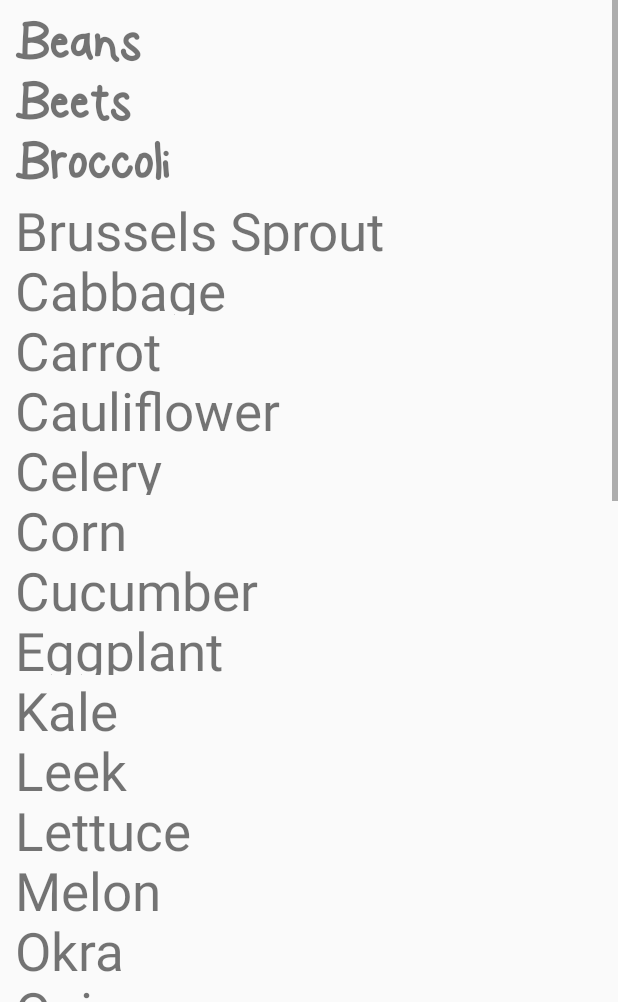
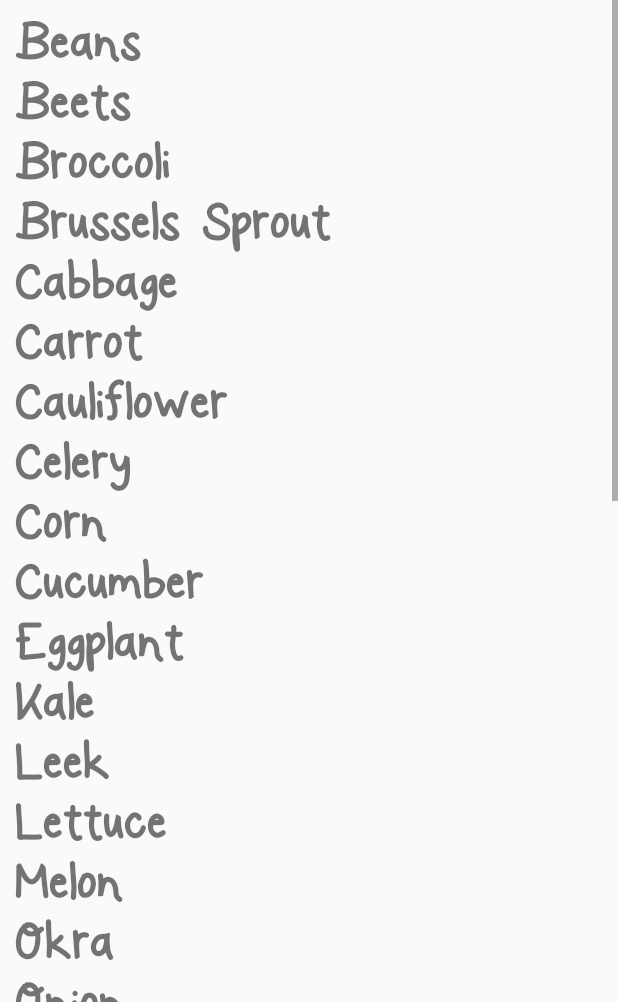
Before and after one commit to haihoang20/GreenThumb, an Android app: the AllPlants screen opened directly, with no data from a screen before it, on a phone screen of 412 x 824 dp, the part 234-1236 px from its top. Run offline under Robolectric (Android 15) with nearby library versions, the phone set to English and light mode, and no system bars.

Commit message:
Changed all the fonts for all_plants and made UI for my_garden

```diff
--- a/app/src/main/java/beangames/greenthumb/AllPlants.java
+++ b/app/src/main/java/beangames/greenthumb/AllPlants.java
@@ -18,6 +18,33 @@ public class AllPlants extends ActionBarActivity {
     private TextView beans;
     private TextView beets;
     private TextView broccoli;
+    private TextView brusselSprouts;
+    private TextView cabbage;
+    private TextView carrot;
+    private TextView cauliflower;
+    private TextView celery;
+    private TextView corn;
+    private TextView cucumber;
+    private TextView eggplant;
+    private TextView kale;
+    private TextView leek;
+    private TextView lettuce;
+    private TextView melon;
+    private TextView okra;
+    private TextView onion;
+    private TextView parsnip;
+    private TextView peas;
+    private TextView pepper;
+    private TextView potato;
+    private TextView pumpkin;
+    private TextView radish;
+    private TextView spinach;
+    private TextView squash;
+    private TextView sweetPotato;
+    private TextView swissChard;
+    private TextView tomato;
+    private TextView turnip;
+    private TextView watermelon;
 
     @Override
     protected void onCreate(Bundle savedInstanceState) {
@@ -29,6 +56,33 @@ public class AllPlants extends ActionBarActivity {
         beans = (TextView)findViewById(R.id.beans);
         beets = (TextView)findViewById(R.id.beets);
         broccoli = (TextView)findViewById(R.id.broccoli);
+        brusselSprouts = (TextView)findViewById(R.id.brussels_sprout);
+        cabbage = (TextView)findViewById(R.id.cabbage);
+        carrot = (TextView)findViewById(R.id.carrot);
+        cauliflower = (TextView)findViewById(R.id.cauliflower);
+        celery = (TextView)findViewById(R.id.celery);
+        corn = (TextView)findViewById(R.id.corn);
+        cucumber = (TextView)findViewById(R.id.cucumber);
+        eggplant = (TextView)findViewById(R.id.eggplant);
+        kale = (TextView)findViewById(R.id.kale);
+        leek = (TextView)findViewById(R.id.leek);
+        lettuce = (TextView)findViewById(R.id.lettuce);
+        melon = (TextView)findViewById(R.id.melon);
+        okra = (TextView)findViewById(R.id.okra);
+        onion = (TextView)findViewById(R.id.onion);
+        parsnip = (TextView)findViewById(R.id.parsnip);
+        peas = (TextView)findViewById(R.id.peas);
+        pepper = (TextView)findViewById(R.id.pepper);
+        potato = (TextView)findViewById(R.id.potato);
+        pumpkin = (TextView)findViewById(R.id.pumpkin);
+        radish = (TextView)findViewById(R.id.radish);
+        spinach = (TextView)findViewById(R.id.spinach);
+        squash = (TextView)findViewById(R.id.squash);
+        sweetPotato = (TextView)findViewById(R.id.sweet_potato);
+        swissChard = (TextView)findViewById(R.id.swiss_chard);
+        tomato = (TextView)findViewById(R.id.tomato);
+        turnip = (TextView)findViewById(R.id.turnip);
+        watermelon = (TextView)findViewById(R.id.watermelon);
 
         setFonts();
     }
@@ -77,5 +131,32 @@ public class AllPlants extends ActionBarActivity {
         beans.setTypeface(plantText);
         beets.setTypeface(plantText);
         broccoli.setTypeface(plantText);
+        brusselSprouts.setTypeface(plantText);
+        cabbage.setTypeface(plantText);
+        carrot.setTypeface(plantText);
+        cauliflower.setTypeface(plantText);
+        celery.setTypeface(plantText);
+        corn.setTypeface(plantText);
+        cucumber.setTypeface(plantText);
+        eggplant.setTypeface(plantText);
+        kale.setTypeface(plantText);
+        leek.setTypeface(plantText);
+        lettuce.setTypeface(plantText);
+        melon.setTypeface(plantText);
+        okra.setTypeface(plantText);
+        onion.setTypeface(plantText);
+        parsnip.setTypeface(plantText);
+        peas.setTypeface(plantText);
+        pepper.setTypeface(plantText);
+        potato.setTypeface(plantText);
+        pumpkin.setTypeface(plantText);
+        radish.setTypeface(plantText);
+        spinach.setTypeface(plantText);
+        squash.setTypeface(plantText);
+        sweetPotato.setTypeface(plantText);
+        swissChard.setTypeface(plantText);
+        tomato.setTypeface(plantText);
+        turnip.setTypeface(plantText);
+        watermelon.setTypeface(plantText);
     }
 }
```
Also changed, not shown: app/src/main/java/beangames/greenthumb/MyGarden.java (+15 -0 lines), app/src/main/res/layout/activity_my_garden.xml (+38 -7 lines), 1 other file.
